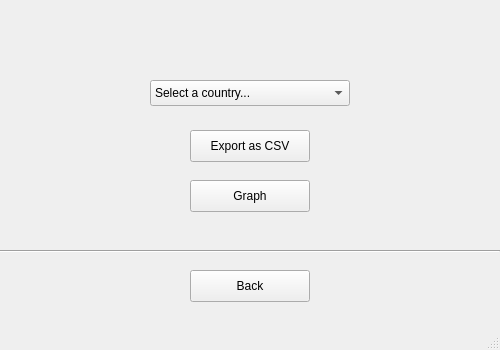
The window that UIs/countryUI.ui (ben-dent/Contract-Cheating-Analysis) describes before a commit, drawn with Qt 5.
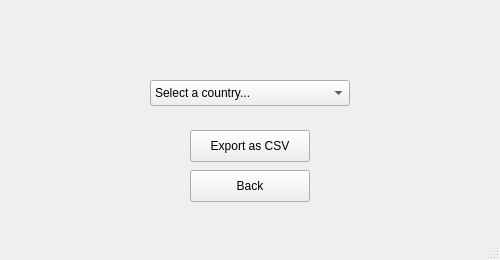
The same window after the commit.

What changed in the file:
```diff
--- a/UIs/countryUI.ui
+++ b/UIs/countryUI.ui
@@ -7,7 +7,7 @@
     <x>0</x>
     <y>0</y>
     <width>500</width>
-    <height>350</height>
+    <height>260</height>
    </rect>
   </property>
   <property name="windowTitle">
@@ -38,7 +38,7 @@
     <property name="geometry">
      <rect>
       <x>190</x>
-      <y>270</y>
+      <y>170</y>
       <width>120</width>
       <height>32</height>
      </rect>
@@ -62,19 +62,6 @@
      </property>
     </item>
    </widget>
-   <widget class="QPushButton" name="btnGraph">
-    <property name="geometry">
-     <rect>
-      <x>190</x>
-      <y>180</y>
-      <width>120</width>
-      <height>32</height>
-     </rect>
-    </property>
-    <property name="text">
-     <string>Graph</string>
-    </property>
-   </widget>
    <widget class="QPushButton" name="btnExport">
     <property name="geometry">
      <rect>
@@ -88,19 +75,6 @@
      <string>Export as CSV</string>
     </property>
    </widget>
-   <widget class="Line" name="line">
-    <property name="geometry">
-     <rect>
-      <x>0</x>
-      <y>250</y>
-      <width>500</width>
-      <height>3</height>
-     </rect>
-    </property>
-    <property name="orientation">
-     <enum>Qt::Horizontal</enum>
-    </property>
-   </widget>
   </widget>
   <widget class="QMenuBar" name="menubar">
    <property name="geometry">
```
